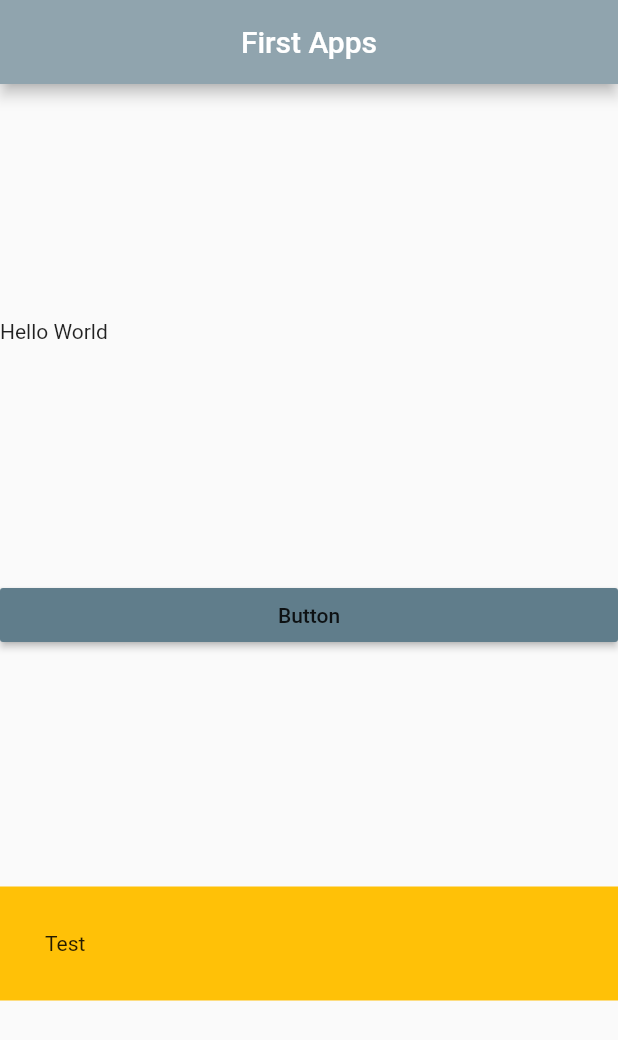
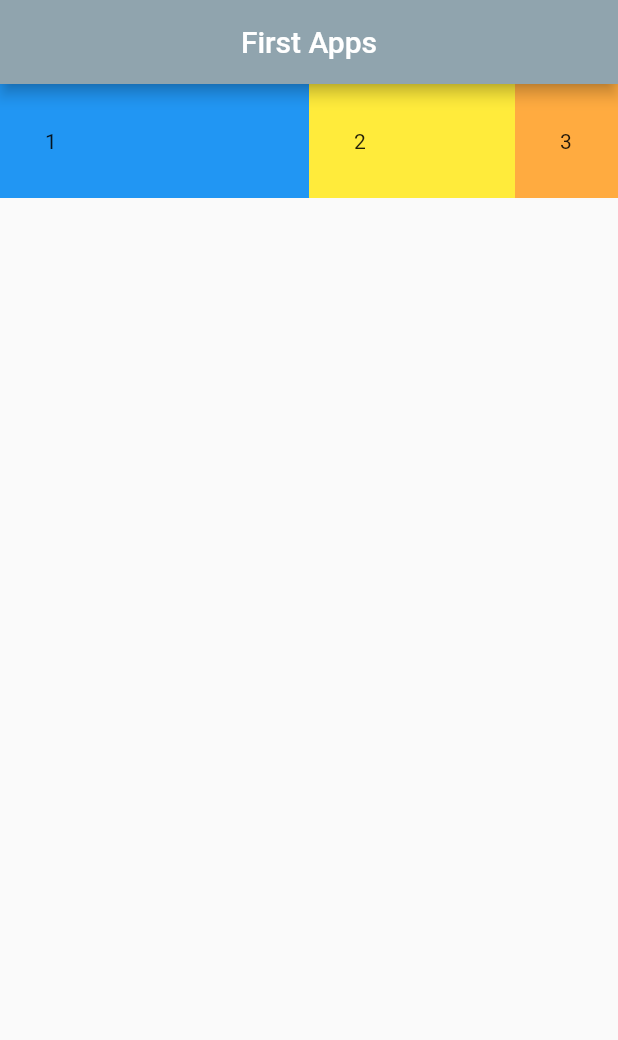
Before and after one commit to breakdesign/flutter, a Flutter app: the screen it shows after launch, on a phone screen of 412 x 824 dp. Shown: the top 1040 px of the screen. Run offline on Flutter 3.47's test engine with Material 2 defaults, Android fonts, the phone set to English and light mode, and no system bars.

Commit message:
lesson 14 expanded

```diff
--- a/lib/main.dart
+++ b/lib/main.dart
@@ -15,34 +15,40 @@ class HomeStateless extends StatelessWidget {
         centerTitle: true,
         backgroundColor: Colors.blueGrey[300],
       ),
-      body: Column(
-        // main axis is X position (left,right)
-        // MainAxisAlignment.spaceEvenly|
-        // MainAxisAlignment.start |
-        // MainAxisAlignment.spaceBetween | dll
-        mainAxisAlignment: MainAxisAlignment.spaceEvenly,
-        // cross axis is Y position(top,bottom)
-        // CrossAxisAlignment.start |
-        // CrossAxisAlignment.center |
-        // CrossAxisAlignment.end |
-        // CrossAxisAlignment.stretch | dll
-        crossAxisAlignment: CrossAxisAlignment.stretch,
+      body: Row(
         children: [
-          const Text("Hello World"),
-          MaterialButton(
-            onPressed: (){},
-            color: Colors.blueGrey,
-            child: const Text("Button"),
+          // cara menghitung perbandingan flex di expanded
+          // dilihat dari total flex dalam satu children
+          // contoh: 3 + 2 + 1 = 6
+          // jika pakai flex: 3 maka akan expand sebanyak 3/6
+          // jika pakai flex: 2 maka akan expand sebanyak 2/6
+          // jika pakai flex: 1 maka akan expand sebanyak 1/6
+          Expanded(
+            flex: 3,
+            child: Container(
+              padding: const EdgeInsets.all(30.0),
+              color: Colors.blue,
+              child: const Text("1"),
+            ),
           ),
-          Container(
-            color: Colors.amber,
-            padding: const EdgeInsets.all(30),
-            child: const Text("Test"),
-
+          Expanded(
+            flex: 2,
+            child: Container(
+              padding: const EdgeInsets.all(30.0),
+              color: Colors.yellow,
+              child: const Text("2"),
+            ),
+          ),
+          Expanded(
+            flex: 1,
+            child: Container(
+              padding: const EdgeInsets.all(30.0),
+              color: Colors.orangeAccent,
+              child: const Text("3"),
+            ),
           )
         ],
       )
-
     );
   }
 }
```
